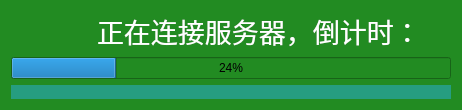
Above: loading/loadingdlg.ui from wwkl3385/ManagementTool before the change. Below: the same form after it.
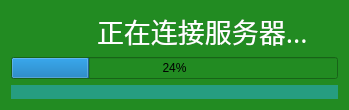
That is the form after the change. Icons and pictures are not drawn.

```diff
--- a/loading/loadingdlg.ui
+++ b/loading/loadingdlg.ui
@@ -6,7 +6,7 @@
    <rect>
     <x>0</x>
     <y>0</y>
-    <width>462</width>
+    <width>349</width>
     <height>102</height>
    </rect>
   </property>
@@ -16,7 +16,7 @@
   <property name="styleSheet">
    <string notr="true">background-color: forestgreen;</string>
   </property>
-  <layout class="QGridLayout" name="gridLayout" rowstretch="2,0,0,0">
+  <layout class="QGridLayout" name="gridLayout" rowstretch="2,0,0">
    <property name="sizeConstraint">
     <enum>QLayout::SetMinimumSize</enum>
    </property>
@@ -85,7 +85,7 @@
 </string>
      </property>
      <property name="text">
-      <string>正在连接服务器，倒计时：</string>
+      <string>正在连接服务器...</string>
      </property>
      <property name="scaledContents">
       <bool>true</bool>
```
